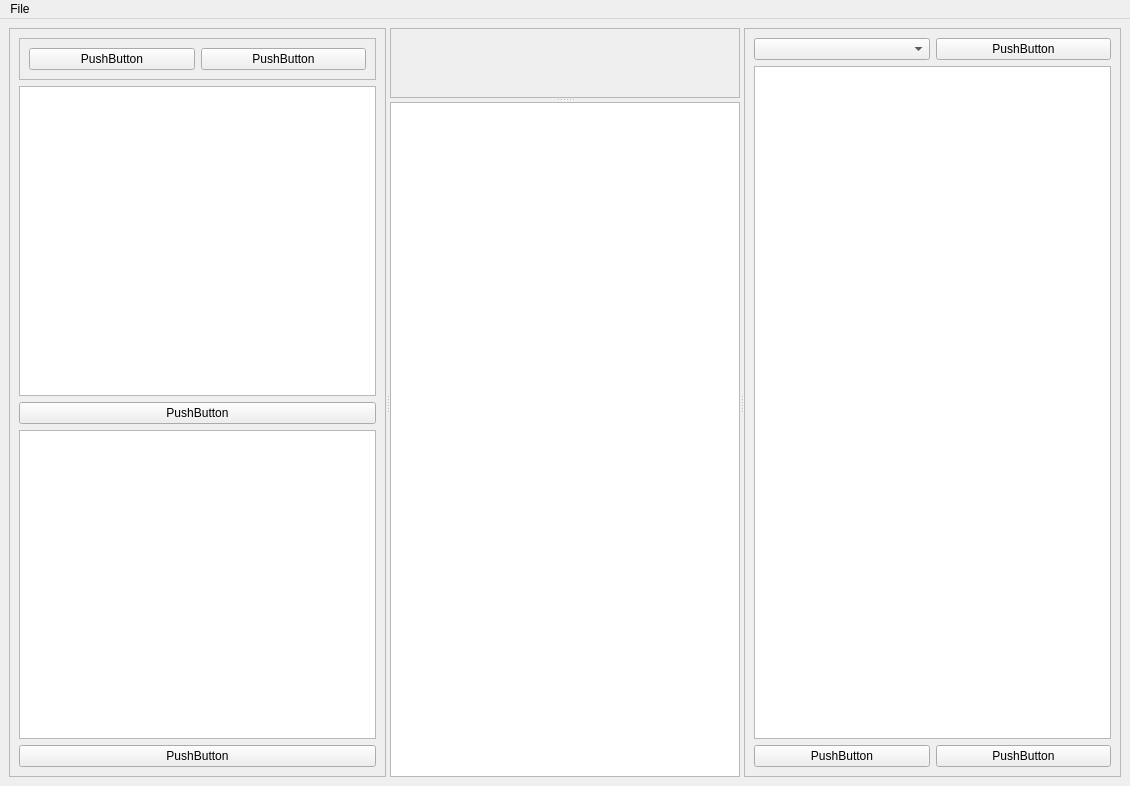
Before: the Qt Designer form paws/ui/qtui/basic.ui in slaclab/paws, drawn with Qt 5.
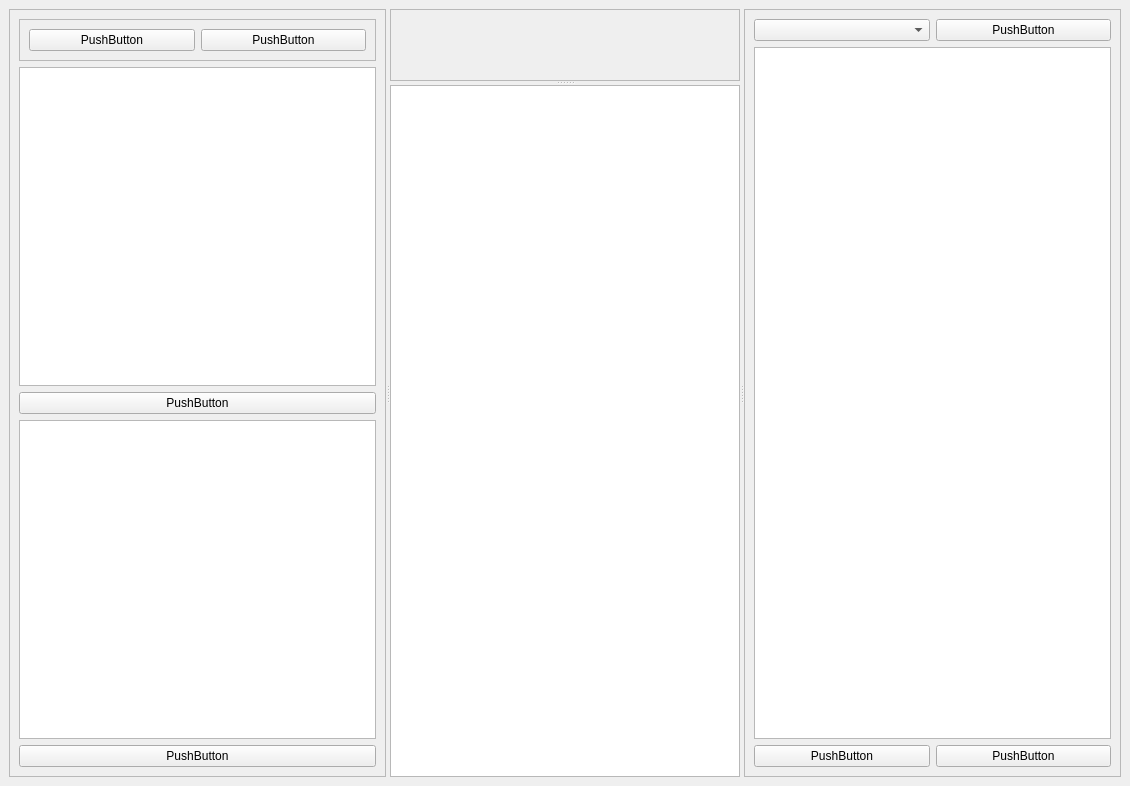
After: the same form once the commit is applied.

Commit message: updated basic.ui to not display menu bar

Diff of the .ui file:
```diff
--- a/paws/ui/qtui/basic.ui
+++ b/paws/ui/qtui/basic.ui
@@ -146,26 +146,6 @@
     </item>
    </layout>
   </widget>
-  <widget class="QMenuBar" name="menubar">
-   <property name="geometry">
-    <rect>
-     <x>0</x>
-     <y>0</y>
-     <width>1130</width>
-     <height>19</height>
-    </rect>
-   </property>
-   <widget class="QMenu" name="menuFile">
-    <property name="title">
-     <string>File</string>
-    </property>
-    <addaction name="actionOpen"/>
-    <addaction name="actionSave_Project"/>
-    <addaction name="separator"/>
-    <addaction name="actionExit"/>
-   </widget>
-   <addaction name="menuFile"/>
-  </widget>
   <action name="actionCalibrate">
    <property name="text">
     <string>HDF5 Builder</string>
```
